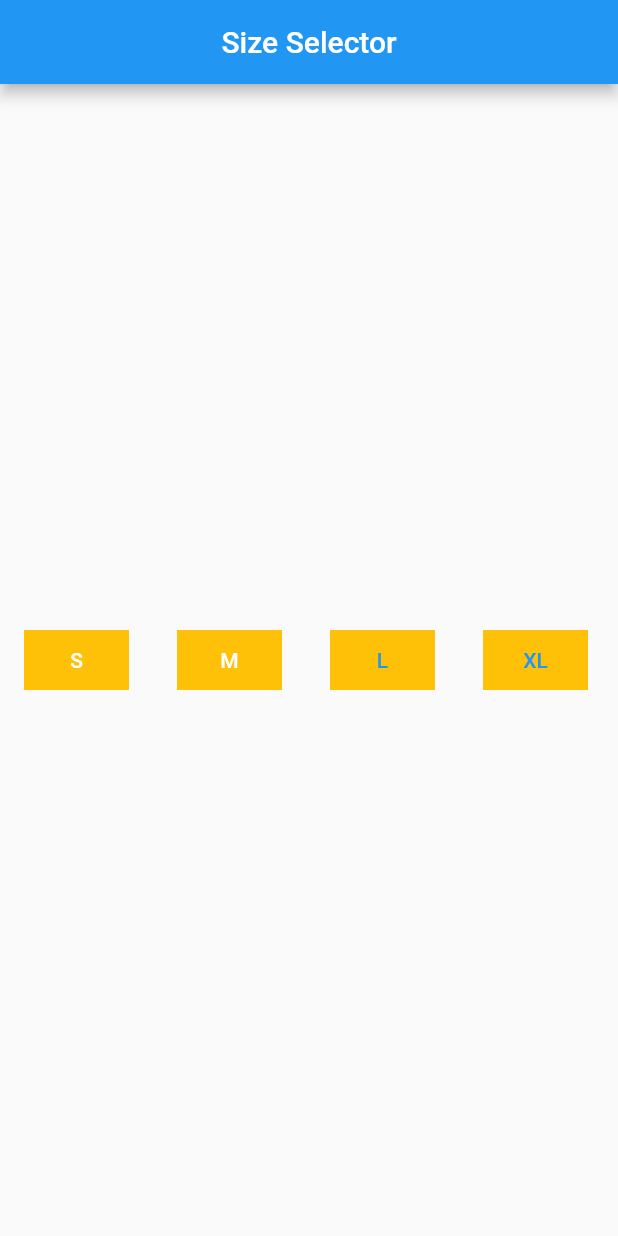
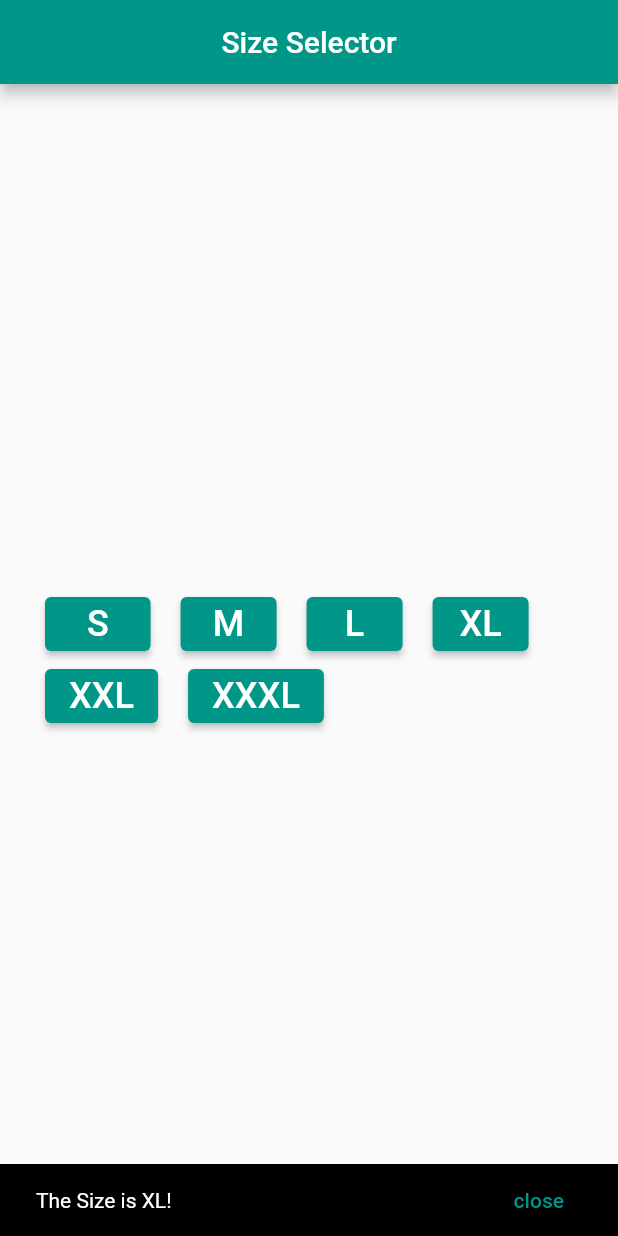
Before and after one commit to shahad7464/app_devolpment, a Flutter app: the screen it shows after launch, after a tap on "XL", on a phone screen of 412 x 824 dp. Run offline on Flutter 3.47's test engine with Material 2 defaults, Android fonts, the phone set to English and light mode, and no system bars.

Commit message:
Module 9 LiveTest is Done!!!

```diff
--- a/lib/home.dart
+++ b/lib/home.dart
@@ -17,82 +17,176 @@
         centerTitle: true,
       ),
       body: Center(
+        child: Padding(
+          padding: const EdgeInsets.all(30.0),
           child: SingleChildScrollView(
             child: Column(
               children: [
                 Row(
                   children: [
-                  TextButton(
+                    ElevatedButton(
                       onPressed: () {
-                      setState(() {
-                        pressed = !pressed;
-                      });
+                        final snackBar = SnackBar(content: const Text('The Size is S!'),
+                          backgroundColor: (Colors.black),
+                          action: SnackBarAction(label: 'close',onPressed: () {  },
+
+                          ),
+                        );
+                        ScaffoldMessenger.of(context).showSnackBar(snackBar);
                       },
-                    child: Container(
-                      margin: const EdgeInsets.all(8),
-                      height: 40,
-                      width: 70,
-                      decoration: pressed
-                          ? const BoxDecoration(color: Colors.amber)
-                          : BoxDecoration(color: Colors.grey.shade500),
-                      alignment: Alignment.center,
-                      child: Text('S', style: TextStyle(color: Colors.white),),
+                      style:ButtonStyle(
+                        overlayColor: MaterialStateProperty.resolveWith<Color?>(
+                              (Set<MaterialState> states) {
+                            if (states.contains(MaterialState.pressed)) {
+                              return Colors.amber;
+                            }
+                            return null;
+                          },
                         ),
                       ),
-                  TextButton(
-                    onPressed: () {
-                      setState(() {
-                        pressed = !pressed;
-                      });
-                    },
-                    child: Container(
-                      margin: const EdgeInsets.all(8),
-                      height: 40,
-                      width: 70,
-                      decoration: pressed
-                          ? const BoxDecoration(color: Colors.amber)
-                          : BoxDecoration(color: Colors.grey.shade500),
-                      alignment: Alignment.center,
-                      child: Text('M', style: TextStyle(color: Colors.white),),
+                      child: const Text(
+                        '  S  ',
+                        style: TextStyle(fontSize: 24),
                       ),
                     ),
-                  TextButton(
+                    const SizedBox(width: 20,),
+                    ElevatedButton(
                       onPressed: () {
-                      setState(() {
-                        pressed = !pressed;
-                      });
+                        final snackBar = SnackBar(content: const Text('The Size is M!'),
+                          backgroundColor: (Colors.black),
+                          action: SnackBarAction(label: 'close',onPressed: () {  },
+
+                          ),
+                        );
+                        ScaffoldMessenger.of(context).showSnackBar(snackBar);
                       },
-                    child: Container(
-                      margin: const EdgeInsets.all(8),
-                      height: 40,
-                      width: 70,
-                      decoration: pressed
-                          ? const BoxDecoration(color: Colors.amber)
-                          : BoxDecoration(color: Colors.grey.shade300),
-                      alignment: Alignment.center,
-                      child: Text('L'),
+                      style: ButtonStyle(
+                        overlayColor: MaterialStateProperty.resolveWith<Color?>(
+                              (Set<MaterialState> states) {
+                            if (states.contains(MaterialState.pressed)) {
+                              return Colors.amber;
+                            }
+                            return null;
+                          },
                         ),
                       ),
-                  TextButton(
+                      child: const Text(
+                        'M',
+                        style: TextStyle(fontSize: 24),
+                      ),
+                    ),
+                    const SizedBox(width: 20,),
+                    ElevatedButton(
                       onPressed: () {
-                      setState(() {
-                        pressed = !pressed;
-                      });
+                        final snackBar = SnackBar(content: const Text('The Size is L!'),
+                          backgroundColor: (Colors.black),
+                          action: SnackBarAction(label: 'close',onPressed: () {},
+
+                          ),
+                        );
+                        ScaffoldMessenger.of(context).showSnackBar(snackBar);
                       },
-                    child: Container(
-                      margin: const EdgeInsets.all(8),
-                      height: 40,
-                      width: 70,
-                      decoration: pressed
-                          ? const BoxDecoration(color: Colors.amber)
-                          : BoxDecoration(color: Colors.grey.shade300),
-                      alignment: Alignment.center,
-                      child: Text('XL'),
+                      style: ButtonStyle(
+                        overlayColor: MaterialStateProperty.resolveWith<Color?>(
+                              (Set<MaterialState> states) {
+                            if (states.contains(MaterialState.pressed)) {
+                              return Colors.amber;
+                            }
+                            return null;
+                          },
+                        ),
+                      ),
+                      child: const Text(
+                        'L',
+                        style: TextStyle(fontSize: 24),
+                      ),
+                    ),
+                    const SizedBox(width: 20,),
+                    ElevatedButton(
+                      onPressed: () {
+                        final snackBar = SnackBar(content: const Text('The Size is XL!'),
+                          backgroundColor: (Colors.black),
+                          action: SnackBarAction(label: 'close',onPressed: () {},
+
+                          ),
+                        );
+                        ScaffoldMessenger.of(context).showSnackBar(snackBar);
+                      },
+                      style: ButtonStyle(
+                        overlayColor: MaterialStateProperty.resolveWith<Color?>(
+                              (Set<MaterialState> states) {
+                            if (states.contains(MaterialState.pressed)) {
+                              return Colors.amber;
+                            }
+                            return null;
+                          },
+                        ),
+                      ),
+                      child: const Text(
+                        'XL',
+                        style: TextStyle(fontSize: 24),
                       ),
                     ),
                   ],
                 ),
+                Row(
+                  children: [
+                    ElevatedButton(
+                      onPressed: () {
+                        final snackBar = SnackBar(content: const Text('The Size is XXL!'),
+                          backgroundColor: (Colors.black),
+                          action: SnackBarAction(label: 'close',onPressed: () {},
+
+                          ),
+                        );
+                        ScaffoldMessenger.of(context).showSnackBar(snackBar);
+                      },
+                      style: ButtonStyle(
+                        overlayColor: MaterialStateProperty.resolveWith<Color?>(
+                              (Set<MaterialState> states) {
+                            if (states.contains(MaterialState.pressed)) {
+                              return Colors.amber;
+                            }
+                            return null;
+                          },
+                        ),
+                      ),
+                      child: const Text(
+                        'XXL',
+                        style: TextStyle(fontSize: 24),
+                      ),
+                    ),
+                    const SizedBox(width: 20,),
+                    ElevatedButton(
+                      onPressed: () {
+                        final snackBar = SnackBar(content: const Text('The Size is XXXL!'),
+                          backgroundColor: (Colors.black),
+                          action: SnackBarAction(label: 'close',onPressed: () { },
+
+                          ),
+                        );
+                        ScaffoldMessenger.of(context).showSnackBar(snackBar);
+                      },
+                      style: ButtonStyle(
+                        overlayColor: MaterialStateProperty.resolveWith<Color?>(
+                              (Set<MaterialState> states) {
+                            if (states.contains(MaterialState.pressed)) {
+                              return Colors.amber;
+                            }
+                            return null;
+                          },
+                        ),
+                      ),
+                      child: const Text(
+                        'XXXL',
+                        style: TextStyle(fontSize: 24),
+                      ),
+                    ),
                   ],
+
+                ),
+              ],
+            ),
           ),
         ),
       ),
--- a/lib/main.dart
+++ b/lib/main.dart
@@ -12,8 +12,14 @@
 
   @override
   Widget build(BuildContext context) {
-    return const MaterialApp(
-      home: HomeScreen(),
+    return MaterialApp(
+      theme: ThemeData(
+        primarySwatch: Colors.teal,
+        appBarTheme: const AppBarTheme(
+          color: Colors.teal,
+        )
+      ),
+      home: const HomeScreen(),
     );
   }
 }
```
Lines whose indentation alone changed are shown as unchanged.
